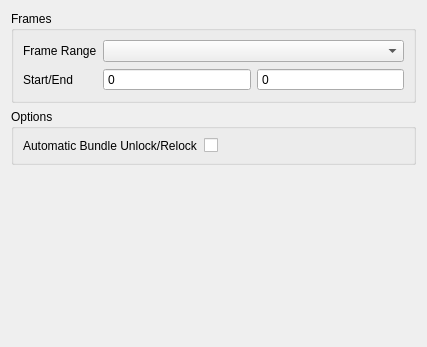
This is python/mmSolver/tools/raycastmarker/ui/raycastmarker_layout.ui in david-cattermole/mayaMatchMoveSolver as Qt 5 draws it before an edit. The edited form follows.
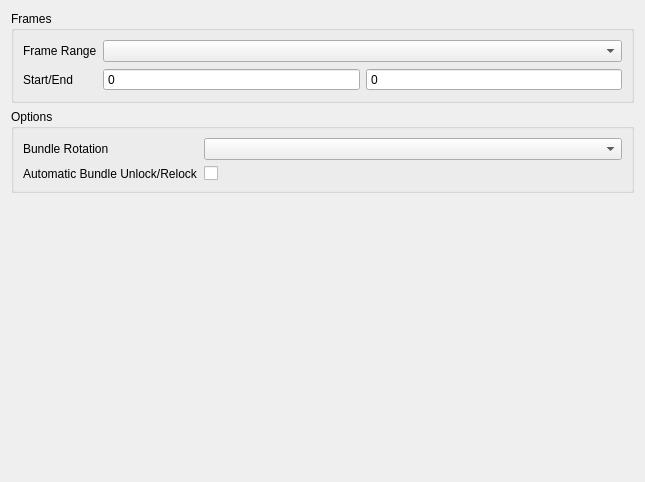
This is the edited form.

Commit message:
Ability to animate the rotation of a bundle when ray-cast onto a surface.
For this to work, the rotation attributes must be visible to the user
and must be unlocked/re-locked the same as the translations.

The option was added to the Raycast Marker tool UI to either:
- No Change to the rotation.
- Aim at Camera with the bundle rotations.
- Mesh Normal with the bundle rotations.

Issue #230.

```diff
--- a/python/mmSolver/tools/raycastmarker/ui/raycastmarker_layout.ui
+++ b/python/mmSolver/tools/raycastmarker/ui/raycastmarker_layout.ui
@@ -6,8 +6,8 @@
    <rect>
     <x>0</x>
     <y>0</y>
-    <width>427</width>
-    <height>347</height>
+    <width>645</width>
+    <height>482</height>
    </rect>
   </property>
   <property name="windowTitle">
@@ -73,16 +73,26 @@
       <string>Options</string>
      </property>
      <layout class="QFormLayout" name="options2_layout">
-      <item row="0" column="0">
+      <item row="1" column="0">
        <widget class="QLabel" name="bundleUnlockRelockLabel">
         <property name="text">
          <string>Automatic Bundle Unlock/Relock</string>
         </property>
        </widget>
       </item>
-      <item row="0" column="1">
+      <item row="1" column="1">
        <widget class="QCheckBox" name="bundleUnlockRelockCheckBox"/>
       </item>
+      <item row="0" column="0">
+       <widget class="QLabel" name="bundleRotateModeLabel">
+        <property name="text">
+         <string>Bundle Rotation</string>
+        </property>
+       </widget>
+      </item>
+      <item row="0" column="1">
+       <widget class="QComboBox" name="bundleRotateModeComboBox"/>
+      </item>
      </layout>
     </widget>
    </item>
```
The commit also changes 4 other files.
